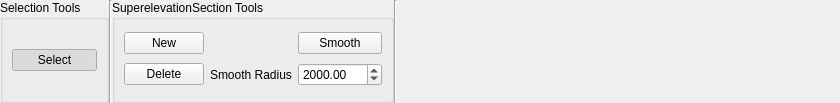
hlrs-vis/covise, file src/OpenCOVER/DrivingSim/oddlot/src/gui/tools/SuperelevationRibbon.ui: the form before one commit.
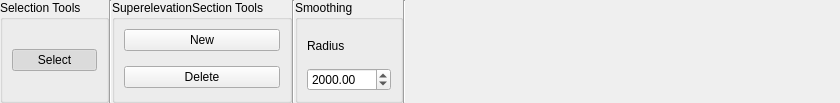
The form after the commit.

Commit message: ODDLOT: Superelevation Editor and Crossfall Editor element selection, text handles

```diff
--- a/src/OpenCOVER/DrivingSim/oddlot/src/gui/tools/SuperelevationRibbon.ui
+++ b/src/OpenCOVER/DrivingSim/oddlot/src/gui/tools/SuperelevationRibbon.ui
@@ -70,13 +70,12 @@
       <string>SuperelevationSection Tools</string>
      </property>
      <layout class="QGridLayout" name="gridLayout_3">
-      <item row="2" column="1">
-       <widget class="QLabel" name="label">
-        <property name="text">
-         <string>Smooth Radius</string>
-        </property>
-       </widget>
-      </item>
+      <property name="topMargin">
+       <number>0</number>
+      </property>
+      <property name="bottomMargin">
+       <number>2</number>
+      </property>
       <item row="2" column="0">
        <widget class="QPushButton" name="elevationDelete">
         <property name="text">
@@ -100,7 +99,30 @@
         </property>
        </widget>
       </item>
-      <item row="2" column="2">
+     </layout>
+    </widget>
+   </item>
+   <item>
+    <widget class="Line" name="line_type">
+     <property name="orientation">
+      <enum>Qt::Vertical</enum>
+     </property>
+    </widget>
+   </item>
+   <item>
+    <widget class="QGroupBox" name="smoothBox">
+     <property name="title">
+      <string>Smoothing</string>
+     </property>
+     <layout class="QGridLayout" name="gridLayout">
+      <item row="0" column="0">
+       <widget class="QLabel" name="label">
+        <property name="text">
+         <string>Radius</string>
+        </property>
+       </widget>
+      </item>
+      <item row="1" column="0">
        <widget class="QDoubleSpinBox" name="radiusEdit">
         <property name="maximum">
          <double>100000.000000000000000</double>
@@ -110,18 +132,11 @@
         </property>
        </widget>
       </item>
-      <item row="1" column="2">
-       <widget class="QPushButton" name="elevationSmooth">
-        <property name="text">
-         <string>Smooth</string>
-        </property>
-       </widget>
-      </item>
      </layout>
     </widget>
    </item>
    <item>
-    <widget class="Line" name="line_type">
+    <widget class="Line" name="line">
      <property name="orientation">
       <enum>Qt::Vertical</enum>
      </property>
```
The commit also changes 30 other files.
